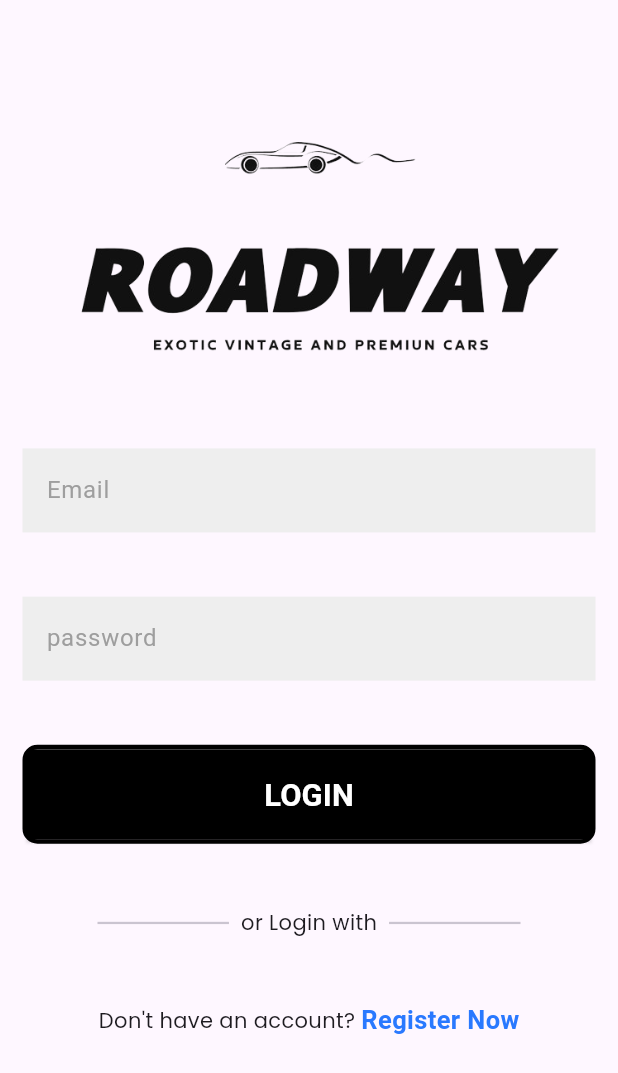
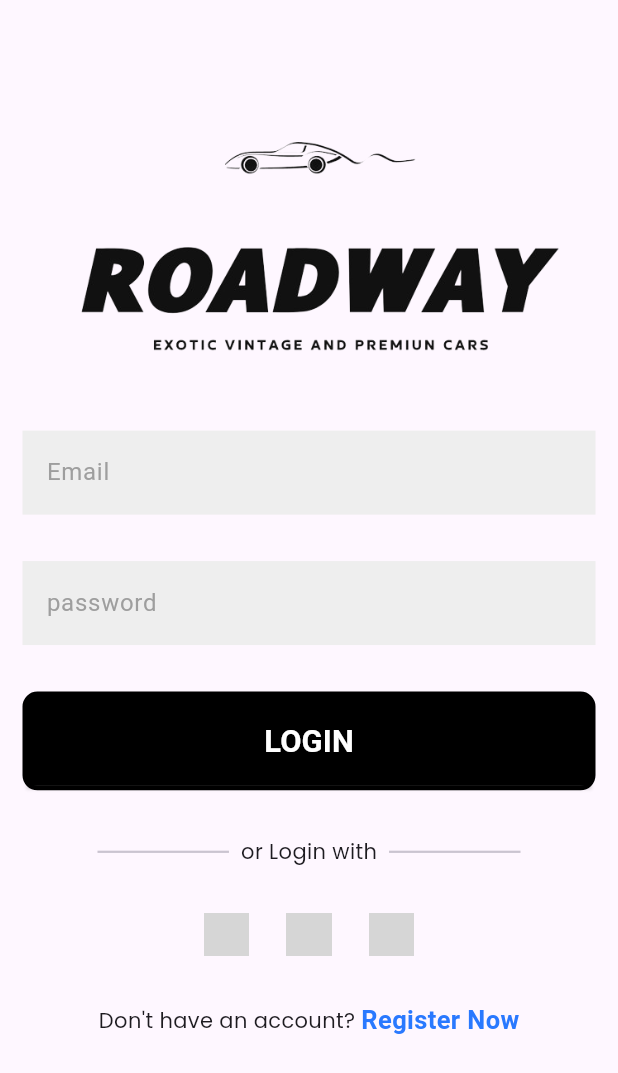
Before and after one commit to farhan-kt/RoadWay_firebase, a Flutter app: the screen it shows after launch, after a tap on "Lets Start", after a tap on "User Login", on a phone screen of 412 x 824 dp. Shown: the top 1073 px of the screen. Run offline on Flutter 3.47's test engine with Material 3 defaults, Android fonts, the phone set to English and light mode, and no system bars; our stand-ins replace cloud_firestore, firebase_auth, firebase_core, google_fonts, google_sign_in; accounts and stored records are empty; network calls fail; Roboto replaces fonts that are missing (Abel); grey boxes are pictures that could not be loaded.

Commit message:
github and google authentication completed

```diff
--- a/lib/controller/car_provider.dart
+++ b/lib/controller/car_provider.dart
@@ -2,6 +2,11 @@ import 'package:car_sale_firebase/model/car_model.dart';
 import 'package:flutter/material.dart';
 
 class CarProvider extends ChangeNotifier {
+  TextEditingController carNameController = TextEditingController();
+  TextEditingController descriptionController = TextEditingController();
+  TextEditingController priceController = TextEditingController();
+  TextEditingController showRoomPlaceController = TextEditingController();
+
   TextEditingController searchController = TextEditingController();
   List<CarModel> searchedList = [];
   List<CarModel> allCarList = [];
--- a/lib/main.dart
+++ b/lib/main.dart
@@ -20,9 +20,9 @@ class MyApp extends StatelessWidget {
   Widget build(BuildContext context) {
     return MultiProvider(
       providers: [
+        ChangeNotifierProvider(create: (context) => AuthenticationProvider()),
         ChangeNotifierProvider(create: (context) => BottomProvider()),
         ChangeNotifierProvider(create: (context) => CarProvider()),
-        ChangeNotifierProvider(create: (context) => AuthenticationProvider()),
       ],
       child: MaterialApp(
         debugShowCheckedModeBanner: false,
--- a/lib/model/car_model.dart
+++ b/lib/model/car_model.dart
@@ -1 +1,6 @@
-class CarModel {}
+class CarModel {
+  String? id;
+  String? carName;
+  String? bodyStyle;
+  String? description;
+}
--- a/lib/view/authentication_screens.dart/login_screen.dart
+++ b/lib/view/authentication_screens.dart/login_screen.dart
@@ -2,6 +2,7 @@
 
 import 'package:car_sale_firebase/controller/authentication_provider.dart';
 import 'package:car_sale_firebase/view/authentication_screens.dart/register_screen.dart';
+import 'package:car_sale_firebase/view/authentication_screens.dart/widgets/login_widgets.dart';
 import 'package:car_sale_firebase/widget/bottom_screen.dart';
 import 'package:car_sale_firebase/widget/button_widget.dart';
 import 'package:car_sale_firebase/widget/snackbar_widget.dart';
@@ -78,6 +79,7 @@ class LoginScreen extends StatelessWidget {
                           ],
                         ),
                       ),
+                      LoginWidgets().loginIcons(context)
                     ],
                   ),
                 ),
--- /dev/null
+++ b/lib/view/authentication_screens.dart/widgets/login_widgets.dart
@@ -0,0 +1,60 @@
+import 'package:car_sale_firebase/controller/authentication_provider.dart';
+import 'package:car_sale_firebase/widget/bottom_screen.dart';
+import 'package:flutter/material.dart';
+import 'package:provider/provider.dart';
+
+class LoginWidgets {
+  Widget loginIcons(context) {
+    Size size = MediaQuery.of(context).size;
+    final authProvider =
+        Provider.of<AuthenticationProvider>(context, listen: false);
+    return Row(
+      mainAxisAlignment: MainAxisAlignment.center,
+      children: [
+        SizedBox(
+          height: size.height * .0344,
+          width: size.width * .073,
+          child: InkWell(
+            onTap: () async {
+              await authProvider.googleSignIn();
+              Navigator.pushAndRemoveUntil(
+                  context,
+                  MaterialPageRoute(builder: (context) => BottomScreen()),
+                  (route) => false);
+            },
+            child: const Image(
+                fit: BoxFit.cover,
+                image: NetworkImage(
+                    'https://cdn.iconscout.com/icon/free/png-256/free-google-1772223-1507807.png')),
+          ),
+        ),
+        SizedBox(width: size.width * .06),
+        SizedBox(
+          height: size.height * .0344,
+          width: size.width * .073,
+          child: InkWell(
+            onTap: () async {
+              authProvider.gitHubSignIn();
+            },
+            child: const Image(
+                fit: BoxFit.cover,
+                image: NetworkImage(
+                    'https://cdn-icons-png.flaticon.com/512/25/25231.png')),
+          ),
+        ),
+        SizedBox(width: size.width * .06),
+        SizedBox(
+          height: size.height * .0344,
+          width: size.width * .073,
+          child: InkWell(
+            onTap: () {},
+            child: const Image(
+                fit: BoxFit.cover,
+                image: NetworkImage(
+                    'https://cdn-icons-png.freepik.com/256/100/100313.png')),
+          ),
+        ),
+      ],
+    );
+  }
+}
```
Also changed, not shown: lib/controller/authentication_provider.dart (+21 -2 lines), lib/model/user_model.dart (added, +24 -0 lines), lib/service/authentication_service.dart (+58 -3 lines), lib/view/admin/admin_data.dart (+13 -14 lines).
